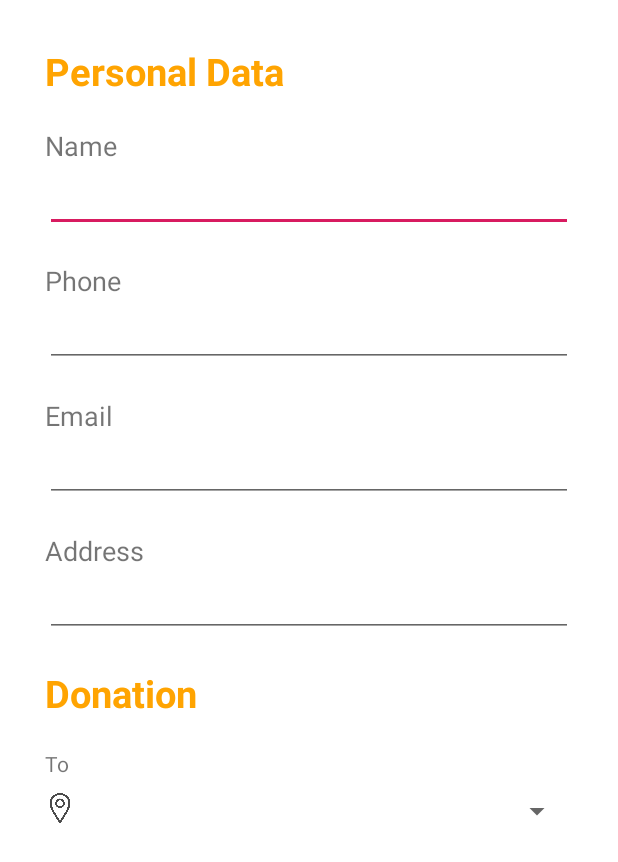
After one commit to sesilliayam/ReliefLogistic, an Android app: the Transaksi screen opened directly, with no data from a screen before it, on a phone screen of 412 x 824 dp. The commit adds this screen. Shown: the top 862 px of the screen. Run offline under Robolectric (Android 15) with nearby library versions, the phone set to English and light mode, and no system bars.

Commit message:
adding transaction module

```diff
--- a/app/src/main/AndroidManifest.xml
+++ b/app/src/main/AndroidManifest.xml
@@ -13,12 +13,13 @@
         android:roundIcon="@mipmap/ic_launcher_round"
         android:supportsRtl="true"
         android:theme="@style/AppTheme">
-        <activity android:name=".ProfileMain"></activity>
+        <activity android:name=".Transaksi"></activity>
+        <activity android:name=".ProfileMain" />
         <activity android:name=".Test" />
         <activity android:name=".TermOfUse" />
-        <activity android:name=".CommunityDetail"/>
-        <activity android:name=".CommunityMain"/>
-        <activity android:name=".FAQMain"/>
+        <activity android:name=".CommunityDetail" />
+        <activity android:name=".CommunityMain" />
+        <activity android:name=".FAQMain" />
         <activity
             android:name=".DashboardMain"
             android:label="@string/title_activity_dashboard"
--- /dev/null
+++ b/app/src/main/java/com/delisar/relo/Transaksi.java
@@ -0,0 +1,13 @@
+package com.delisar.relo;
+
+import android.support.v7.app.AppCompatActivity;
+import android.os.Bundle;
+
+public class Transaksi extends AppCompatActivity {
+
+    @Override
+    protected void onCreate(Bundle savedInstanceState) {
+        super.onCreate ( savedInstanceState );
+        setContentView ( R.layout.activity_transaksi );
+    }
+}
--- /dev/null
+++ b/app/src/main/res/layout/activity_transaksi.xml
@@ -0,0 +1,169 @@
+<?xml version="1.0" encoding="utf-8"?>
+<LinearLayout xmlns:android="http://schemas.android.com/apk/res/android"
+    xmlns:app="http://schemas.android.com/apk/res-auto"
+    xmlns:tools="http://schemas.android.com/tools"
+    android:layout_width="match_parent"
+    android:layout_height="match_parent"
+    tools:context=".Transaksi"
+    android:orientation="vertical"
+    android:background="@color/white">
+
+    <RelativeLayout
+        android:id="@+id/relative_mainTransaction"
+        android:layout_width="match_parent"
+        android:layout_height="match_parent"
+        android:layout_margin="30dp">
+
+        <TextView
+            android:id="@+id/txt_headTransaction"
+            android:layout_width="match_parent"
+            android:layout_height="wrap_content"
+            android:text="Personal Data"
+            android:textColor="@color/colorPrimary"
+            android:textSize="25dp"
+            android:textStyle="bold"
+            android:layout_marginBottom="20dp"/>
+
+        <RelativeLayout
+            android:id="@+id/relative_nameTransaction"
+            android:layout_below="@id/txt_headTransaction"
+            android:layout_width="match_parent"
+            android:layout_height="wrap_content"
+            android:layout_marginBottom="20dp">
+
+            <TextView
+                android:id="@+id/txt_nameTransaction"
+                android:layout_width="match_parent"
+                android:layout_height="wrap_content"
+                android:text="Name"
+                android:textSize="18dp"
+                />
+
+            <EditText
+                android:id="@+id/edt_nameTransaction"
+                android:layout_below="@id/txt_nameTransaction"
+                android:layout_width="match_parent"
+                android:layout_height="wrap_content" />
+
+        </RelativeLayout>
+
+        <RelativeLayout
+            android:id="@+id/relative_phoneTransaction"
+            android:layout_below="@id/relative_nameTransaction"
+            android:layout_width="match_parent"
+            android:layout_height="wrap_content"
+            android:layout_marginBottom="20dp">
+
+            <TextView
+                android:id="@+id/txt_phoneTransaction"
+                android:layout_width="match_parent"
+                android:layout_height="wrap_content"
+                android:text="Phone"
+                android:textSize="18dp"
+                />
+
+            <EditText
+                android:id="@+id/edt_phoneTransaction"
+                android:layout_below="@id/txt_phoneTransaction"
+                android:layout_width="match_parent"
+                android:layout_height="wrap_content" />
+
+        </RelativeLayout>
+
+        <RelativeLayout
+            android:id="@+id/relative_emailTransaction"
+            android:layout_below="@id/relative_phoneTransaction"
+            android:layout_width="match_parent"
+            android:layout_height="wrap_content"
+            android:layout_marginBottom="20dp">
+
+            <TextView
+                android:id="@+id/txt_emailTransaction"
+                android:layout_width="match_parent"
+                android:layout_height="wrap_content"
+                android:text="Email"
+                android:textSize="18dp"
+                />
+
+            <EditText
+                android:id="@+id/edt_emailTransaction"
+                android:layout_below="@id/txt_emailTransaction"
+                android:layout_width="match_parent"
+                android:layout_height="wrap_content" />
+
+        </RelativeLayout>
+
+        <RelativeLayout
+            android:id="@+id/relative_addressTransaction"
+            android:layout_below="@id/relative_emailTransaction"
+            android:layout_width="match_parent"
+            android:layout_height="wrap_content"
+            android:layout_marginBottom="20dp">
+
+            <TextView
+                android:id="@+id/txt_addressTransaction"
+                android:layout_width="match_parent"
+                android:layout_height="wrap_content"
+                android:text="Address"
+                android:textSize="18dp"
+                />
+
+            <EditText
+                android:id="@+id/edt_addressTransaction"
+                android:layout_below="@id/txt_addressTransaction"
+                android:layout_width="match_parent"
+                android:layout_height="wrap_content"
+                android:layout_marginBottom="20dp"/>
+
+            <TextView
+                android:id="@+id/txt_headTransaction_donation"
+                android:layout_below="@+id/edt_addressTransaction"
+                android:layout_width="match_parent"
+                android:layout_height="wrap_content"
+                android:text="Donation"
+                android:textColor="@color/colorPrimary"
+                android:textSize="25dp"
+                android:textStyle="bold"
+                android:layout_marginBottom="20dp"/>
+
+            <TextView
+                android:id="@+id/txt_toTransaction"
+                android:layout_below="@+id/txt_headTransaction_donation"
+                android:layout_width="match_parent"
+                android:layout_height="wrap_content"
+                android:text="To"
+                android:layout_marginBottom="10dp"/>
+
+            <RelativeLayout
+                android:id="@+id/relative_toCommunity"
+                android:layout_below="@+id/txt_toTransaction"
+                android:layout_width="match_parent"
+                android:layout_height="wrap_content">
+
+                <ImageView
+                    android:layout_width="20dp"
+                    android:layout_height="20dp"
+                    android:id="@+id/ic_location"
+                    android:src="@drawable/ic_location"
+                    android:tint="@color/darkGrey"
+                    android:layout_marginRight="10dp"/>
+
+                <Spinner
+                    android:layout_width="match_parent"
+                    android:layout_height="wrap_content"
+                    android:id="@+id/sp_toCommunity"
+                    android:layout_toRightOf="@+id/ic_location"
+                    android:spinnerMode="dropdown"
+                    ></Spinner>
+
+
+            </RelativeLayout>
+
+
+
+        </RelativeLayout>
+
+
+    </RelativeLayout>
+
+</LinearLayout>
--- a/app/src/main/res/values/colors.xml
+++ b/app/src/main/res/values/colors.xml
@@ -8,4 +8,5 @@
     <color name="editHint">#e1e1e1</color>
     <color name="transparent">#00000000</color>
     <color name="colorFAB1">#FFA502</color>
+    <color name="darkGrey">#4B4B4B</color>
 </resources>
```
Also changed, not shown: app/src/main/res/drawable-xhdpi/ic_location.png (added).
